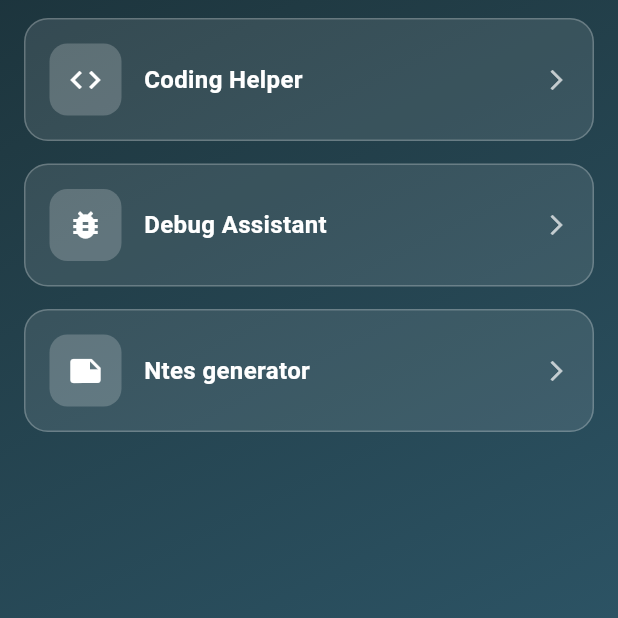
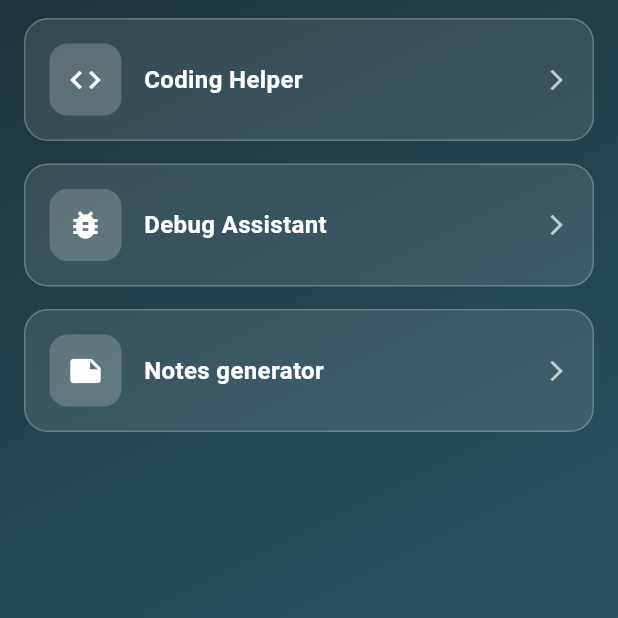
Before and after one commit to muhammadhamza67/ai-study-assistant, a Flutter app: the screen it shows after launch, on a phone screen of 412 x 824 dp, the part 618-1236 px from its top. Run offline on Flutter 3.47's test engine with Material 3 defaults, Android fonts, the phone set to English and light mode, and no system bars.

Commit message:
Update project

```diff
--- a/lib/screens/home_screen.dart
+++ b/lib/screens/home_screen.dart
@@ -10,7 +10,7 @@ class HomeScreen extends StatelessWidget {
     {"title": "Step-by-Step Tutor", "type": "tutor", "icon": Icons.school},
     {"title": "Coding Helper", "type": "code", "icon": Icons.code},
     {"title": "Debug Assistant", "type": "debug", "icon": Icons.bug_report},
-    {"title": "Ntes generator", "type": "notes", "icon": Icons.note},
+    {"title": "Notes generator", "type": "notes", "icon": Icons.note},
   ];
 
   @override
```
